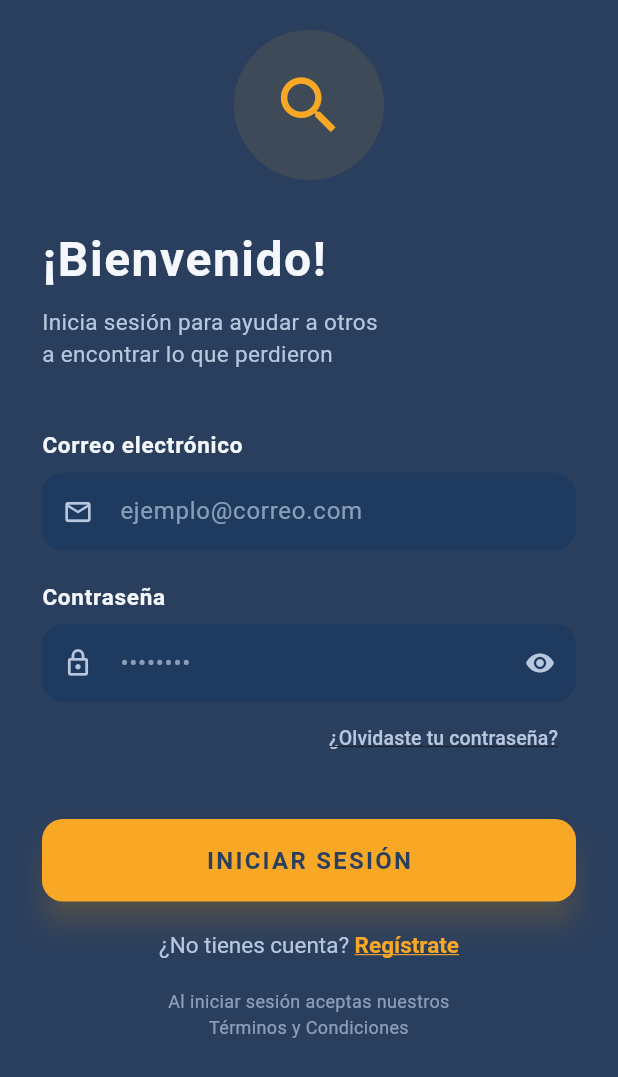
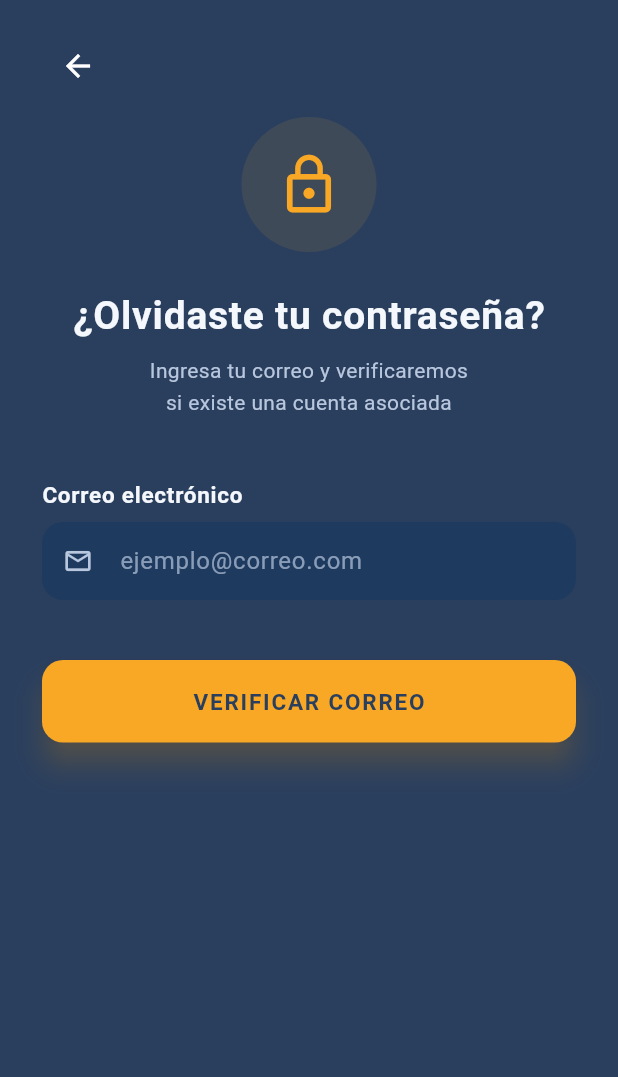
Before and after one commit to Danielra62/Unilost, a Flutter app: the screen it shows after launch, after a tap on "¿Olvidaste tu contraseña?", on a phone screen of 412 x 824 dp. Shown: the top 1077 px of the screen. Run offline on Flutter 3.47's test engine with Material 3 defaults, Android fonts, the phone set to English and light mode, and no system bars; our stand-ins replace flutter_dotenv, flutter_image_compress, image_picker, shared_preferences; network calls fail.

Commit message:
añadir Olvide mi contraseña

```diff
--- a/lib/app/routes.dart
+++ b/lib/app/routes.dart
@@ -6,6 +6,7 @@ import '../screens/detalle_reporte/buscar_screen.dart';
 import '../screens/home/login_screen.dart';
 import '../screens/home/registro_screen.dart';
 import '../screens/detalle_reporte/admin_screen.dart';
+import '../screens/home/OlvidePasswordScreen.dart';
 
 class Routes {
   static const String login        = '/';
@@ -14,6 +15,8 @@ class Routes {
   static const String crearReporte = '/crear-reporte';
   static const String buscar       = '/buscar';
   static const String admin        = '/admin';
+  static const String olvidePassword  = '/OlvidePasswordScreen';
+
 }
 
 final Map<String, WidgetBuilder> appRoutes = {
@@ -23,6 +26,8 @@ final Map<String, WidgetBuilder> appRoutes = {
   Routes.crearReporte: (context) => const CrearReporteScreen(),
   Routes.buscar:       (context) => const BuscarScreen(),
   Routes.admin:        (context) => const AdminScreen(),
+  Routes.olvidePassword: (context) => const OlvidePasswordScreen(),
+
 };
 
 class Config {
--- a/lib/models/app_colors.dart
+++ b/lib/models/app_colors.dart
@@ -13,7 +13,7 @@ class AppColors {
   static const Color textoSecundarioClaro = Color(0xFFB8C7DE);
   static const Color verdeExito = Color(0xFF2E7D32);
   static const Color rojoError = Color(0xFFC62828);
-  static const Color naranjaVisibilidad = Color(0xFFF57C00);  // Naranja brillante
-  static const Color rojoAlerta = Color(0xFFC62828);  // Rojo profundo
-  static const Color rojoFavorito = Color(0xFFE91E63);  // Rosa/rojo moderno
+  static const Color naranjaVisibilidad = Color(0xFFF57C00);
+  static const Color rojoAlerta = Color(0xFFC62828);
+  static const Color rojoFavorito = Color(0xFFE91E63);
 }
--- /dev/null
+++ b/lib/screens/home/OlvidePasswordScreen.dart
@@ -0,0 +1,432 @@
+import 'dart:convert';
+import 'package:flutter/material.dart';
+import 'package:http/http.dart' as http;
+import '../../app/routes.dart';
+
+// Reutilizamos la misma paleta del login
+class AppColors {
+  static const Color azulProfundo          = Color(0xFF2A3F5E);
+  static const Color azulMedio             = Color(0xFF4F7EB3);
+  static const Color amarilloAccion        = Color(0xFFF9A826);
+  static const Color textoClaro            = Color(0xFFF4F7FB);
+  static const Color textoSecundarioClaro  = Color(0xFFB8C7DE);
+  static const Color inputFondo            = Color(0xFF1E3A5F);
+}
+
+class OlvidePasswordScreen extends StatefulWidget {
+  const OlvidePasswordScreen({super.key});
+
+  @override
+  State<OlvidePasswordScreen> createState() => _OlvidePasswordScreenState();
+}
+
+class _OlvidePasswordScreenState extends State<OlvidePasswordScreen> {
+
+  final TextEditingController _emailController       = TextEditingController();
+  final TextEditingController _nuevaPasswordController     = TextEditingController();
+  final TextEditingController _confirmarPasswordController = TextEditingController();
+
+  bool _cargando         = false;
+  bool _emailVerificado  = false;   // true cuando el email existe en la BD
+  bool _verPassword      = false;
+  bool _verConfirmar     = false;
+
+  final String baseUrl = Config.baseUrl;
+
+  // =========================================================
+  // BUILD
+  // =========================================================
+
+  @override
+  Widget build(BuildContext context) {
+    return Scaffold(
+      backgroundColor: AppColors.azulProfundo,
+      body: SafeArea(
+        child: SingleChildScrollView(
+          padding: const EdgeInsets.symmetric(horizontal: 28, vertical: 20),
+          child: Column(
+            crossAxisAlignment: CrossAxisAlignment.start,
+            children: [
+
+              // ── BOTÓN VOLVER ──────────────────────────────
+              IconButton(
+                onPressed: () => Navigator.pop(context),
+                icon: const Icon(Icons.arrow_back, color: Colors.white),
+              ),
+
+              const SizedBox(height: 10),
+
+              // ── ÍCONO ─────────────────────────────────────
+              Center(
+                child: Container(
+                  width: 90,
+                  height: 90,
+                  decoration: BoxDecoration(
+                    color: AppColors.amarilloAccion.withOpacity(0.1),
+                    shape: BoxShape.circle,
+                  ),
+                  child: Icon(
+                    _emailVerificado ? Icons.lock_reset : Icons.lock_outline,
+                    size: 44,
+                    color: AppColors.amarilloAccion,
+                  ),
+                ),
+              ),
+
+              const SizedBox(height: 24),
+
+              // ── TÍTULO ────────────────────────────────────
+              Center(
+                child: Text(
+                  _emailVerificado
+                      ? "Nueva contraseña"
+                      : "¿Olvidaste tu contraseña?",
+                  style: const TextStyle(
+                    color: AppColors.textoClaro,
+                    fontSize: 26,
+                    fontWeight: FontWeight.bold,
+                    letterSpacing: 0.5,
+                  ),
+                ),
+              ),
+
+              const SizedBox(height: 8),
+
+              Center(
+                child: Text(
+                  _emailVerificado
+                      ? "Ingresa y confirma tu nueva contraseña"
+                      : "Ingresa tu correo y verificaremos\nsi existe una cuenta asociada",
+                  textAlign: TextAlign.center,
+                  style: const TextStyle(
+                    color: AppColors.textoSecundarioClaro,
+                    fontSize: 14,
+                    height: 1.5,
+                  ),
+                ),
+              ),
+
+              const SizedBox(height: 40),
+
+              // ── PASO 1: EMAIL ─────────────────────────────
+              if (!_emailVerificado) ...[
+                _buildLabel("Correo electrónico"),
+                const SizedBox(height: 8),
+                _buildInput(
+                  controller: _emailController,
+                  hint: "ejemplo@correo.com",
+                  icon: Icons.email_outlined,
+                  keyboardType: TextInputType.emailAddress,
+                ),
+
+                const SizedBox(height: 40),
+
+                _buildBoton(
+                  label: "VERIFICAR CORREO",
+                  onTap: _verificarEmail,
+                ),
+              ],
+
+              // ── PASO 2: NUEVA CONTRASEÑA ──────────────────
+              if (_emailVerificado) ...[
+
+                // Email (solo lectura, referencia visual)
+                Container(
+                  padding: const EdgeInsets.symmetric(
+                      horizontal: 16, vertical: 12),
+                  decoration: BoxDecoration(
+                    color: AppColors.inputFondo.withOpacity(0.5),
+                    borderRadius: BorderRadius.circular(14),
+                    border: Border.all(
+                      color: AppColors.amarilloAccion.withOpacity(0.4),
+                      width: 1,
+                    ),
+                  ),
+                  child: Row(
+                    children: [
+                      const Icon(Icons.check_circle,
+                          color: AppColors.amarilloAccion, size: 18),
+                      const SizedBox(width: 10),
+                      Expanded(
+                        child: Text(
+                          _emailController.text.trim(),
+                          style: const TextStyle(
+                            color: AppColors.textoClaro,
+                            fontSize: 14,
+                          ),
+                        ),
+                      ),
+                    ],
+                  ),
+                ),
+
+                const SizedBox(height: 24),
+
+                _buildLabel("Nueva contraseña"),
+                const SizedBox(height: 8),
+                _buildInput(
+                  controller: _nuevaPasswordController,
+                  hint: "Mínimo 6 caracteres",
+                  icon: Icons.lock_outline,
+                  obscure: !_verPassword,
+                  suffixIcon: IconButton(
+                    icon: Icon(
+                      _verPassword ? Icons.visibility_off : Icons.visibility,
+                      color: AppColors.textoSecundarioClaro,
+                      size: 20,
+                    ),
+                    onPressed: () =>
+                        setState(() => _verPassword = !_verPassword),
+                  ),
+                ),
+
+                const SizedBox(height: 20),
+
+                _buildLabel("Confirmar contraseña"),
+                const SizedBox(height: 8),
+                _buildInput(
+                  controller: _confirmarPasswordController,
+                  hint: "Repite la contraseña",
+                  icon: Icons.lock_outline,
+                  obscure: !_verConfirmar,
+                  suffixIcon: IconButton(
+                    icon: Icon(
+                      _verConfirmar ? Icons.visibility_off : Icons.visibility,
+                      color: AppColors.textoSecundarioClaro,
+                      size: 20,
+                    ),
+                    onPressed: () =>
+                        setState(() => _verConfirmar = !_verConfirmar),
+                  ),
+                ),
+
+                const SizedBox(height: 40),
+
+                _buildBoton(
+                  label: "CAMBIAR CONTRASEÑA",
+                  onTap: _cambiarPassword,
+                ),
+
+                const SizedBox(height: 16),
+
+                // Volver al paso 1
+                Center(
+                  child: TextButton(
+                    onPressed: () => setState(() => _emailVerificado = false),
+                    child: const Text(
+                      "Usar otro correo",
+                      style: TextStyle(
+                        color: AppColors.textoSecundarioClaro,
+                        decoration: TextDecoration.underline,
+                        fontSize: 13,
+                      ),
+                    ),
+                  ),
+                ),
+              ],
+
+              const SizedBox(height: 20),
+            ],
+          ),
+        ),
+      ),
+    );
+  }
+
+  // =========================================================
+  // WIDGETS
+  // =========================================================
+
+  Widget _buildLabel(String text) {
+    return Text(
+      text,
+      style: const TextStyle(
+        color: AppColors.textoClaro,
+        fontSize: 15,
+        fontWeight: FontWeight.w600,
+        letterSpacing: 0.5,
+      ),
+    );
+  }
+
+  Widget _buildInput({
+    required TextEditingController controller,
+    required String hint,
+    IconData? icon,
+    bool obscure = false,
+    TextInputType keyboardType = TextInputType.text,
+    Widget? suffixIcon,
+  }) {
+    return Container(
+      decoration: BoxDecoration(
+        borderRadius: BorderRadius.circular(14),
+        boxShadow: [
+          BoxShadow(
+            color: AppColors.azulProfundo.withOpacity(0.3),
+            blurRadius: 8,
+            offset: const Offset(0, 4),
+          ),
+        ],
+      ),
+      child: TextField(
+        controller: controller,
+        obscureText: obscure,
+        keyboardType: keyboardType,
+        style: const TextStyle(color: Colors.white),
+        decoration: InputDecoration(
+          hintText: hint,
+          hintStyle: TextStyle(
+            color: AppColors.textoSecundarioClaro.withOpacity(0.7),
+          ),
+          filled: true,
+          fillColor: AppColors.inputFondo,
+          contentPadding:
+          const EdgeInsets.symmetric(horizontal: 16, vertical: 14),
+          border: OutlineInputBorder(
+            borderRadius: BorderRadius.circular(14),
+            borderSide: BorderSide.none,
+          ),
+          prefixIcon: icon != null
+              ? Icon(icon, color: AppColors.textoSecundarioClaro, size: 20)
+              : null,
+          suffixIcon: suffixIcon,
+        ),
+      ),
+    );
+  }
+
+  Widget _buildBoton({
+    required String label,
+    required VoidCallback onTap,
+  }) {
+    return SizedBox(
+      width: double.infinity,
+      height: 55,
+      child: ElevatedButton(
+        style: ElevatedButton.styleFrom(
+          backgroundColor: AppColors.amarilloAccion,
+          foregroundColor: AppColors.azulProfundo,
+          shape: RoundedRectangleBorder(
+            borderRadius: BorderRadius.circular(14),
+          ),
+          elevation: 8,
+          shadowColor: AppColors.amarilloAccion.withOpacity(0.5),
+        ),
+        onPressed: _cargando ? null : onTap,
+        child: _cargando
+            ? const CircularProgressIndicator(
+          color: AppColors.azulProfundo,
+          strokeWidth: 3,
+        )
+            : Text(
+          label,
+          style: const TextStyle(
+            fontWeight: FontWeight.bold,
+            fontSize: 15,
+            letterSpacing: 1.2,
+          ),
+        ),
+      ),
+    );
+  }
+
+  // =========================================================
+  // LÓGICA
+  // =========================================================
+
+  /// Paso 1 — verifica si el email existe en la BD
+  Future<void> _verificarEmail() async {
+    final email = _emailController.text.trim();
+
+    if (email.isEmpty) {
+      _mostrarMensaje("Ingresa tu correo electrónico");
+      return;
+    }
+
+    setState(() => _cargando = true);
+
+    try {
+      final response = await http.post(
+        Uri.parse("$baseUrl/auth/verify-email"),
+        headers: {"Content-Type": "application/json"},
+        body: jsonEncode({"email": email}),
+      );
+
+      if (response.statusCode == 200) {
+        setState(() => _emailVerificado = true);
+      } else {
+        _mostrarMensaje("No existe una cuenta con ese correo");
+      }
+    } catch (e) {
+      _mostrarMensaje("Error de conexión con el servidor");
+    }
+
+    if (mounted) setState(() => _cargando = false);
+  }
+
+  /// Paso 2 — cambia la contraseña
+  Future<void> _cambiarPassword() async {
+    final nueva    = _nuevaPasswordController.text.trim();
+    final confirmar = _confirmarPasswordController.text.trim();
+
+    if (nueva.isEmpty || confirmar.isEmpty) {
+      _mostrarMensaje("Completa ambos campos");
+      return;
+    }
+
+    if (nueva.length < 6) {
+      _mostrarMensaje("La contraseña debe tener al menos 6 caracteres");
+      return;
+    }
+
+    if (nueva != confirmar) {
+      _mostrarMensaje("Las contraseñas no coinciden");
+      return;
+    }
+
+    setState(() => _cargando = true);
+
+    try {
+      final response = await http.post(
+        Uri.parse("$baseUrl/auth/reset-password"),
+        headers: {"Content-Type": "application/json"},
+        body: jsonEncode({
+          "email":        _emailController.text.trim(),
+          "new_password": nueva,
+        }),
+      );
+
+      if (response.statusCode == 200) {
+        _mostrarMensaje("¡Contraseña actualizada correctamente!");
+        if (mounted) {
+          await Future.delayed(const Duration(seconds: 1));
+          Navigator.pushReplacementNamed(context, Routes.login);
+        }
+      } else {
+        _mostrarMensaje("Error al actualizar la contraseña");
+      }
+    } catch (e) {
+      _mostrarMensaje("Error de conexión con el servidor");
+    }
+
+    if (mounted) setState(() => _cargando = false);
+  }
+
+  void _mostrarMensaje(String mensaje) {
+    ScaffoldMessenger.of(context).showSnackBar(
+      SnackBar(
+        backgroundColor: AppColors.amarilloAccion,
+        content: Text(
+          mensaje,
+          style: const TextStyle(
+            color: AppColors.azulProfundo,
+            fontWeight: FontWeight.w500,
+          ),
+        ),
+        behavior: SnackBarBehavior.floating,
+        shape: RoundedRectangleBorder(borderRadius: BorderRadius.circular(10)),
+        duration: const Duration(seconds: 3),
+      ),
+    );
+  }
+}
--- a/lib/screens/home/login_screen.dart
+++ b/lib/screens/home/login_screen.dart
@@ -116,9 +116,7 @@ class _LoginScreenState extends State<LoginScreen> {
               Align(
                 alignment: Alignment.centerRight,
                 child: TextButton(
-                  onPressed: () {
-                    // TODO: Implementar recuperación de contraseña
-                  },
+                  onPressed: () => Navigator.pushNamed(context, Routes.olvidePassword),
                   style: TextButton.styleFrom(
                     foregroundColor: AppColors.textoSecundarioClaro,
                   ),
```
